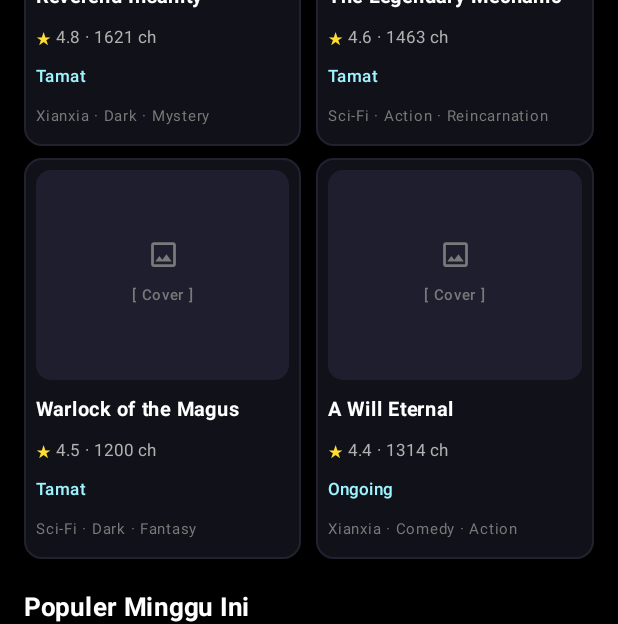
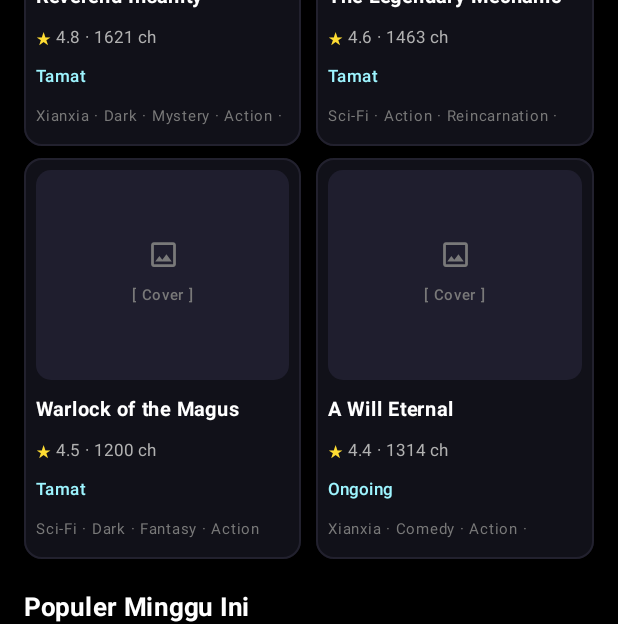
Before and after one commit to sukikiper/literate, an Android app built with Jetpack Compose: the screen it shows after launch (MainActivity), scrolled down 1418 dp, on a phone screen of 412 x 824 dp. Shown: the part 454-1078 px from the top of the screen. Run offline under Robolectric (Android 15) with nearby library versions, the phone set to English and light mode, and no system bars.

Commit message:
feat: light blue + pure white L logo and expanded catalog to 12 complete NovelUpdates novels

```diff
--- a/app/src/main/java/com/literate/novel/data/NovelRepository.kt
+++ b/app/src/main/java/com/literate/novel/data/NovelRepository.kt
@@ -6,7 +6,7 @@ import androidx.compose.runtime.setValue
 
 object NovelRepository {
 
-    // All cover URLs are sourced directly from https://www.novelupdates.com / cdn.novelupdates.com
+    // All 12 novels & cover URLs sourced directly from https://www.novelupdates.com / cdn.novelupdates.com
     private val initialNovels = listOf(
         Novel(
             id = "lotm",
@@ -59,13 +59,36 @@ object NovelRepository {
             totalVotes = 1890,
             status = "Tamat",
             chapters = 1621,
-            genres = listOf("Xianxia", "Dark", "Mystery"),
+            genres = listOf("Xianxia", "Dark", "Mystery", "Action", "Fantasy"),
             author = "Gu Zhen Ren",
             originalLanguage = "Chinese (Mandarin)",
             releaseYear = 2012,
-            synopsis = "Humans are clever in tens of thousands of ways; Gu are the true refined essences of Heaven and Earth. Fang Yuan terbangun kembali ke 500 tahun lalu menggunakan Spring Autumn Cicada, mengejar keabadian tanpa kompromi.",
+            synopsis = "Manusia memiliki ribuan cara untuk menjadi cerdik, sedangkan Gu adalah inti sejati dari Langit dan Bumi. Fang Yuan, seorang kultivator berusia 500 tahun, menggunakan Spring Autumn Cicada untuk kembali ke masa mudanya dan mengejar keabadian tanpa terikat moralitas konvensional.",
+            chaptersList = listOf(
+                ChapterItem(1, "Chapter 1: The Heart of a Demon Never Has Regret", "3.1k reads", "7 min read"),
+                ChapterItem(2, "Chapter 2: Spring Autumn Cicada", "2.6k reads", "8 min read"),
+                ChapterItem(3, "Chapter 3: Playing with a Youth", "2.1k reads", "9 min read")
+            ),
+            reviews = listOf(
+                ReviewItem(
+                    id = "rev_ri1",
+                    userName = "FangYuanEnjoyer",
+                    avatarColor = 0xFFEF4444,
+                    stars = 5.0f,
+                    content = "Protagonis paling rasional dan tak terduga di dunia web novel. Sistem kekuatan Gu sangat unik!"
+                ),
+                ReviewItem(
+                    id = "rev_ri2",
+                    userName = "DaoSeeker",
+                    avatarColor = 0xFF10B981,
+                    stars = 5.0f,
+                    content = "Filosofi dan strategi politik antar klan di sini benar-benar di level berbeda."
+                )
+            ),
             readingProgress = null,
-            bookshelf = BookshelfType.WANT_TO_READ
+            bookshelf = BookshelfType.WANT_TO_READ,
+            isWeeklyPopular = true,
+            weeklyRank = 2
         ),
         Novel(
             id = "mechanic",
@@ -75,11 +98,32 @@ object NovelRepository {
             totalVotes = 1520,
             status = "Tamat",
             chapters = 1463,
-            genres = listOf("Sci-Fi", "Action", "Reincarnation"),
+            genres = listOf("Sci-Fi", "Action", "Reincarnation", "Comedy"),
             author = "Chocolion",
             originalLanguage = "Chinese (Mandarin)",
             releaseYear = 2017,
-            synopsis = "Han Xiao, seorang power leveler profesional terbangun di dalam game kesukaannya sebagai seorang NPC sebelum game tersebut resmi diluncurkan. Menggunakan pengetahuannya, ia bersiap menghadapi kedatangan pemain.",
+            synopsis = "Han Xiao, seorang power leveler profesional, terbangun di dalam game galaksi kesukaannya sebagai seorang NPC sebelum game tersebut resmi diluncurkan. Dengan pengetahuan masa depannya, ia membangun faksi mekanik raksasa dan bersiap menyambut kedatangan para pemain.",
+            chaptersList = listOf(
+                ChapterItem(1, "Chapter 1: The Germinal Organization", "1.9k reads", "8 min read"),
+                ChapterItem(2, "Chapter 2: Basic Assembly", "1.6k reads", "7 min read"),
+                ChapterItem(3, "Chapter 3: Escape from the Lab", "1.4k reads", "9 min read")
+            ),
+            reviews = listOf(
+                ReviewItem(
+                    id = "rev_tlm1",
+                    userName = "BlackStarFan",
+                    avatarColor = 0xFF3B82F6,
+                    stars = 5.0f,
+                    content = "Interaksi Han Xiao dengan para player kocak banget! World building sci-fi-nya juga epik."
+                ),
+                ReviewItem(
+                    id = "rev_tlm2",
+                    userName = "MechaReader",
+                    avatarColor = 0xFF06B6D4,
+                    stars = 4.5f,
+                    content = "Salah satu novel sci-fi + game elements terbaik dari awal sampai ending."
+                )
+            ),
             readingProgress = null,
             bookshelf = BookshelfType.WANT_TO_READ
         ),
@@ -91,11 +135,32 @@ object NovelRepository {
             totalVotes = 1340,
             status = "Tamat",
             chapters = 1200,
-            genres = listOf("Sci-Fi", "Dark", "Fantasy"),
+            genres = listOf("Sci-Fi", "Dark", "Fantasy", "Action"),
             author = "The Plagiarist",
             originalLanguage = "Chinese (Mandarin)",
             releaseYear = 2015,
-            synopsis = "Ilmuwan masa depan bereinkarnasi di dunia sihir dengan A.I. Chip yang tertanam di jiwanya. Dingin dan analitis, Leylin meneliti garis keturunan mistis demi mengejar kekuatan mutlak.",
+            synopsis = "Seorang ilmuwan dari era futuristik bereinkarnasi ke dunia sihir abad pertengahan dengan A.I. Chip canggih yang menyatu di dalam jiwanya. Dingin, kalkulatif, dan pragmatis, Leylin Farlier meneliti rahasia Magi dan garis keturunan makhluk mistis demi meraih keabadian.",
+            chaptersList = listOf(
+                ChapterItem(1, "Chapter 1: Leylin Farlier", "1.7k reads", "8 min read"),
+                ChapterItem(2, "Chapter 2: The A.I. Chip", "1.5k reads", "7 min read"),
+                ChapterItem(3, "Chapter 3: Abyssal Bone Forest", "1.3k reads", "9 min read")
+            ),
+            reviews = listOf(
+                ReviewItem(
+                    id = "rev_wmw1",
+                    userName = "LeylinID",
+                    avatarColor = 0xFF7C3AED,
+                    stars = 4.5f,
+                    content = "Kombinasi logika ilmiah dengan dunia sihir gelap terasa sangat memuaskan."
+                ),
+                ReviewItem(
+                    id = "rev_wmw2",
+                    userName = "DarkMage99",
+                    avatarColor = 0xFF6366F1,
+                    stars = 4.5f,
+                    content = "Pacing stabil dan ending-nya mantap. Wajib baca kalau suka MC realistis."
+                )
+            ),
             readingProgress = ReadingProgress(
                 currentChapter = 1200,
                 totalChapters = 1200,
@@ -111,17 +176,285 @@ object NovelRepository {
             totalVotes = 1210,
             status = "Ongoing",
             chapters = 1314,
-            genres = listOf("Xianxia", "Comedy", "Action"),
+            genres = listOf("Xianxia", "Comedy", "Action", "Fantasy"),
             author = "Er Gen",
             originalLanguage = "Chinese (Mandarin)",
             releaseYear = 2016,
-            synopsis = "Satu kehendak menciptakan samudera, satu kehendak memusnahkan iblis. Bai Xiaochun yang sangat takut mati berjuang mencapai keabadian melalui aksi kocak dan dedikasi luar biasa.",
+            synopsis = "Satu kehendak menciptakan samudera, satu kehendak memusnahkan iblis. Bai Xiaochun, pemuda yang sangat takut mati dan terobsesi hidup abadi, menempuh jalan kultivasi penuh kekacauan kocak namun tetap menjunjung tinggi persahabatan.",
+            chaptersList = listOf(
+                ChapterItem(1, "Chapter 1: I am Bai Xiaochun", "2.0k reads", "7 min read"),
+                ChapterItem(2, "Chapter 2: The Ovens", "1.7k reads", "8 min read"),
+                ChapterItem(3, "Chapter 3: Spirit Stream Sect", "1.4k reads", "8 min read")
+            ),
+            reviews = listOf(
+                ReviewItem(
+                    id = "rev_awe1",
+                    userName = "BaiXiaochunFans",
+                    avatarColor = 0xFFF59E0B,
+                    stars = 5.0f,
+                    content = "Komedinya bikin ngakak terus, tapi saat arc perang tetap merinding dan emosional!"
+                ),
+                ReviewItem(
+                    id = "rev_awe2",
+                    userName = "ErGenLover",
+                    avatarColor = 0xFF14B8A6,
+                    stars = 4.0f,
+                    content = "Xianxia paling ringan dan menghibur karya Er Gen."
+                )
+            ),
             readingProgress = ReadingProgress(
                 currentChapter = 105,
                 totalChapters = 1314,
                 lastReadText = "Terakhir dibaca kemarin"
             ),
             bookshelf = BookshelfType.CURRENTLY_READING
+        ),
+        Novel(
+            id = "orv",
+            title = "Omniscient Reader's Viewpoint",
+            coverUrl = "https://cdn.novelupdates.com/images/2018/07/orv.jpg",
+            rating = 4.9,
+            totalVotes = 3150,
+            status = "Tamat",
+            chapters = 551,
+            genres = listOf("Action", "Fantasy", "Mystery", "Psychological"),
+            author = "Sing-Shong",
+            originalLanguage = "Korean",
+            releaseYear = 2018,
+            synopsis = "Kim Dokja adalah satu-satunya pembaca setia web novel 'Three Ways to Survive the Apocalypse' selama sepuluh tahun. Ketika dunia nyata tiba-tiba berubah menjadi skenario mematikan persis seperti isi novel tersebut, hanya Dokja yang mengetahui akhir ceritanya.",
+            chaptersList = listOf(
+                ChapterItem(1, "Chapter 1: Prologue — Three Ways to Survive", "4.2k reads", "9 min read"),
+                ChapterItem(2, "Chapter 2: Starting the Paid Service", "3.6k reads", "8 min read"),
+                ChapterItem(3, "Chapter 3: The First Scenario", "3.2k reads", "10 min read")
+            ),
+            reviews = listOf(
+                ReviewItem(
+                    id = "rev_orv1",
+                    userName = "DokjaCompany",
+                    avatarColor = 0xFF0EA5E9,
+                    stars = 5.0f,
+                    content = "Masterpiece Korea! Epilognya benar-benar membekas di hati dan bikin susah move on."
+                ),
+                ReviewItem(
+                    id = "rev_orv2",
+                    userName = "ConstellationReader",
+                    avatarColor = 0xFF6366F1,
+                    stars = 5.0f,
+                    content = "Konsep rasi bintang dan meta-narasi tentang pembaca & penulis sangat jenius."
+                )
+            ),
+            isWeeklyPopular = true,
+            weeklyRank = 3
+        ),
+        Novel(
+            id = "sololeveling",
+            title = "Solo Leveling",
+            coverUrl = "https://cdn.novelupdates.com/images/2019/01/Solo-Leveling.jpg",
+            rating = 4.6,
+            totalVotes = 2890,
+            status = "Tamat",
+            chapters = 270,
+            genres = listOf("Action", "Fantasy", "Dark"),
+            author = "Chu-Gong",
+            originalLanguage = "Korean",
+            releaseYear = 2016,
+            synopsis = "Sung Jin-Woo dikenal sebagai Hunter Rank-E terlemah di dunia. Setelah nyaris tewas di dalam Double Dungeon rahasia, ia mendapatkan 'System' misterius yang memungkinkannya naik level tanpa batas dan membangkitkan pasukan bayangan.",
+            chaptersList = listOf(
+                ChapterItem(1, "Chapter 1: The Weakest Hunter", "3.8k reads", "7 min read"),
+                ChapterItem(2, "Chapter 2: The Double Dungeon", "3.3k reads", "9 min read"),
+                ChapterItem(3, "Chapter 3: Player Qualification", "2.9k reads", "8 min read")
+            ),
+            reviews = listOf(
+                ReviewItem(
+                    id = "rev_sl1",
+                    userName = "ShadowMonarch",
+                    avatarColor = 0xFF8B5CF6,
+                    stars = 5.0f,
+                    content = "Aksi cepat, hype tiada henti, dan momen 'Arise' selalu bikin merinding!"
+                ),
+                ReviewItem(
+                    id = "rev_sl2",
+                    userName = "HunterGuild",
+                    avatarColor = 0xFFEC4899,
+                    stars = 4.5f,
+                    content = "Cocok banget buat pembaca baru yang suka power fantasy penuh adrenalin."
+                )
+            )
+        ),
+        Novel(
+            id = "tcf",
+            title = "Trash of the Count's Family",
+            coverUrl = "https://cdn.novelupdates.com/images/2022/10/Trash-of-the-Counts-Family.jpg",
+            rating = 4.7,
+            totalVotes = 1980,
+            status = "Ongoing",
+            chapters = 776,
+            genres = listOf("Fantasy", "Action", "Comedy", "Adventure"),
+            author = "Yoo Ryeo Han",
+            originalLanguage = "Korean",
+            releaseYear = 2018,
+            synopsis = "Kim Rok Soo terbangun di dalam tubuh Cale Henituse, bangsawan pembuat onar dari novel 'The Birth of a Hero'. Impian Cale sangat sederhana: hidup santai sebagai orang kaya tanpa terlibat perang. Namun rencananya justru menjadikannya pahlawan terbesar kerajaan.",
+            chaptersList = listOf(
+                ChapterItem(1, "Chapter 1: Waking Up as Cale Henituse", "2.3k reads", "8 min read"),
+                ChapterItem(2, "Chapter 2: The Indestructible Shield", "1.9k reads", "9 min read"),
+                ChapterItem(3, "Chapter 3: Meeting Choi Han", "1.7k reads", "8 min read")
+            ),
+            reviews = listOf(
+                ReviewItem(
+                    id = "rev_tcf1",
+                    userName = "SlackerLife",
+                    avatarColor = 0xFFEF4444,
+                    stars = 5.0f,
+                    content = "Found family terbaik! Interaksi Cale dengan Raon, On, dan Hong sangat menggemaskan."
+                ),
+                ReviewItem(
+                    id = "rev_tcf2",
+                    userName = "CaleHenituse",
+                    avatarColor = 0xFF10B981,
+                    stars = 4.5f,
+                    content = "Niatnya cuma mau rebahan, malah menyelamatkan benua berkali-kali."
+                )
+            )
+        ),
+        Novel(
+            id = "rtw",
+            title = "Release That Witch",
+            coverUrl = "https://cdn.novelupdates.com/images/2024/08/Release-that-Witch.jpg",
+            rating = 4.6,
+            totalVotes = 1760,
+            status = "Tamat",
+            chapters = 1498,
+            genres = listOf("Fantasy", "Sci-Fi", "Action"),
+            author = "Er Mu",
+            originalLanguage = "Chinese (Mandarin)",
+            releaseYear = 2016,
+            synopsis = "Chen Yan, seorang insinyur mesin modern, bereinkarnasi menjadi Pangeran Keempat Roland Wimbledon di dunia abad pertengahan tempat para penyihir diburu. Ia menyelamatkan para penyihir dan menggabungkan sihir mereka dengan teknologi industri modern.",
+            chaptersList = listOf(
+                ChapterItem(1, "Chapter 1: The Witch's Execution", "2.1k reads", "8 min read"),
+                ChapterItem(2, "Chapter 2: Anna's Green Flame", "1.8k reads", "9 min read"),
+                ChapterItem(3, "Chapter 3: Steam Engine Blueprint", "1.6k reads", "8 min read")
+            ),
+            reviews = listOf(
+                ReviewItem(
+                    id = "rev_rtw1",
+                    userName = "BorderTownMayor",
+                    avatarColor = 0xFF3B82F6,
+                    stars = 5.0f,
+                    content = "Kingdom building terbaik! Revolusi industri melawan monster iblis terasa sangat logis."
+                ),
+                ReviewItem(
+                    id = "rev_rtw2",
+                    userName = "SteamEngineer",
+                    avatarColor = 0xFFF59E0B,
+                    stars = 4.5f,
+                    content = "Pengembangan kota dan karakter para penyihir ditulis dengan penuh perhatian."
+                )
+            )
+        ),
+        Novel(
+            id = "tne",
+            title = "The Novel's Extra",
+            coverUrl = "https://cdn.novelupdates.com/images/2018/08/TheNovelsExtra.jpg",
+            rating = 4.5,
+            totalVotes = 1640,
+            status = "Tamat",
+            chapters = 398,
+            genres = listOf("Action", "Fantasy", "Mystery", "Comedy"),
+            author = "Jee Gab Song",
+            originalLanguage = "Korean",
+            releaseYear = 2018,
+            synopsis = "Kim Hajin terbangun di dalam novel yang ia tulis sendiri—bukan sebagai tokoh utama, melainkan karakter figuran tanpa nama. Ia harus bertahan hidup di Akademi Cube sembari menyadari bahwa alur ceritanya telah diubah oleh sosok misterius.",
+            chaptersList = listOf(
+                ChapterItem(1, "Chapter 1: Inside My Own Novel", "1.9k reads", "8 min read"),
+                ChapterItem(2, "Chapter 2: Cube Academy", "1.6k reads", "8 min read"),
+                ChapterItem(3, "Chapter 3: The Co-Author", "1.5k reads", "9 min read")
+            ),
+            reviews = listOf(
+                ReviewItem(
+                    id = "rev_tne1",
+                    userName = "ChameleonTroupe",
+                    avatarColor = 0xFF14B8A6,
+                    stars = 4.5f,
+                    content = "Arc akademinya legendaris! Gaya bertarung sniper Hajin juga beda dari MC biasa."
+                ),
+                ReviewItem(
+                    id = "rev_tne2",
+                    userName = "NovelWatcher",
+                    avatarColor = 0xFF8B5CF6,
+                    stars = 4.5f,
+                    content = "Premis penulis masuk ke dunianya sendiri dieksekusi dengan sangat seru."
+                )
+            )
+        ),
+        Novel(
+            id = "scog",
+            title = "The Second Coming of Gluttony",
+            coverUrl = "https://cdn.novelupdates.com/images/2019/01/The-Second-Coming-of-Avarice.jpg",
+            rating = 4.7,
+            totalVotes = 1830,
+            status = "Tamat",
+            chapters = 489,
+            genres = listOf("Action", "Fantasy", "Dark", "Psychological"),
+            author = "Ro Yu-jin",
+            originalLanguage = "Korean",
+            releaseYear = 2017,
+            synopsis = "Setelah menghancurkan hidupnya sendiri dan menyesali segalanya di ambang kematian, Seol Jihu diberi kesempatan kedua untuk mengirim perasaannya ke masa lalu. Berbekal mata sembilan warna, ia memasuki dunia Paradise untuk menebus dosanya.",
+            chaptersList = listOf(
+                ChapterItem(1, "Chapter 1: The Last Wish", "2.2k reads", "9 min read"),
+                ChapterItem(2, "Chapter 2: Nine Eyes", "1.9k reads", "8 min read"),
+                ChapterItem(3, "Chapter 3: Tutorial Zone", "1.7k reads", "10 min read")
+            ),
+            reviews = listOf(
+                ReviewItem(
+                    id = "rev_scog1",
+                    userName = "ParadiseSpear",
+                    avatarColor = 0xFFD97706,
+                    stars = 5.0f,
+                    content = "Perkembangan karakter Seol Jihu dari titik terendah hingga jadi pahlawan sangat menyentuh."
+                ),
+                ReviewItem(
+                    id = "rev_scog2",
+                    userName = "GluttonyReader",
+                    avatarColor = 0xFFEF4444,
+                    stars = 4.5f,
+                    content = "Adegan pertempuran dan ketegangannya ditulis sangat intens!"
+                )
+            )
+        ),
+        Novel(
+            id = "ri_xianni",
+            title = "Renegade Immortal",
+            coverUrl = "https://cdn.novelupdates.com/images/2016/03/xianni-1.jpg",
+            rating = 4.6,
+            totalVotes = 1490,
+            status = "Tamat",
+            chapters = 2088,
+            genres = listOf("Xianxia", "Action", "Dark", "Fantasy"),
+            author = "Er Gen",
+            originalLanguage = "Chinese (Mandarin)",
+            releaseYear = 2009,
+            synopsis = "Wang Lin adalah pemuda biasa dengan bakat kultivasi pas-pasan yang menemukan manik misterius pengubah takdir. Menentang langit dan nasib, ia menapaki jalan keabadian yang sunyi, brutal, dan penuh pengorbanan demi melindungi orang-orang yang dicintainya.",
+            chaptersList = listOf(
+                ChapterItem(1, "Chapter 1: Leaving Home", "1.8k reads", "8 min read"),
+                ChapterItem(2, "Chapter 2: Heng Yue Sect", "1.5k reads", "8 min read"),
+                ChapterItem(3, "Chapter 3: The Heaven Defying Bead", "1.4k reads", "9 min read")
+            ),
+            reviews = listOf(
+                ReviewItem(
+                    id = "rev_xn1",
+                    userName = "WangLinDao",
+                    avatarColor = 0xFF6366F1,
+                    stars = 5.0f,
+                    content = "Karya klasik xianxia yang emosional dan dalam. Arc mortal Wang Lin tak tertandingi."
+                ),
+                ReviewItem(
+                    id = "rev_xn2",
+                    userName = "ImmortalPath",
+                    avatarColor = 0xFF0EA5E9,
+                    stars = 4.5f,
+                    content = "Atmosfer gelap dan tekad Wang Lin membuat novel ini tetap relevan sampai sekarang."
+                )
+            )
         )
     )
 
--- a/app/src/main/res/drawable/ic_launcher_background.xml
+++ b/app/src/main/res/drawable/ic_launcher_background.xml
@@ -1,4 +1,4 @@
 <?xml version="1.0" encoding="utf-8"?>
 <shape xmlns:android="http://schemas.android.com/apk/res/android" android:shape="rectangle">
-    <solid android:color="#956719" />
+    <solid android:color="#64D2FF" />
 </shape>
```
Also changed, not shown: app/src/main/res/drawable/ic_launcher_logo.png, app/src/main/res/mipmap-hdpi/ic_launcher.png, app/src/main/res/mipmap-hdpi/ic_launcher_round.png, app/src/main/res/mipmap-mdpi/ic_launcher.png, app/src/main/res/mipmap-mdpi/ic_launcher_round.png, app/src/main/res/mipmap-xhdpi/ic_launcher.png, app/src/main/res/mipmap-xhdpi/ic_launcher_round.png, app/src/main/res/mipmap-xxhdpi/ic_launcher.png, app/src/main/res/mipmap-xxhdpi/ic_launcher_round.png, app/src/main/res/mipmap-xxxhdpi/ic_launcher.png, app/src/main/res/mipmap-xxxhdpi/ic_launcher_round.png, 1 other file.
